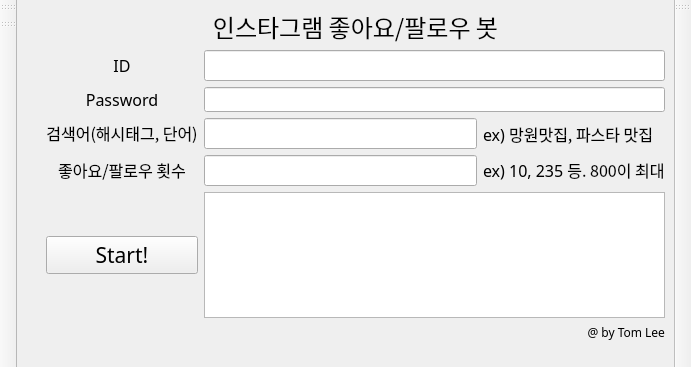
Above: InstagramCrawller_standard/driver/main_window_standard.ui from TomLee9903/TomLee9903 before the change. Below: the same form after it.
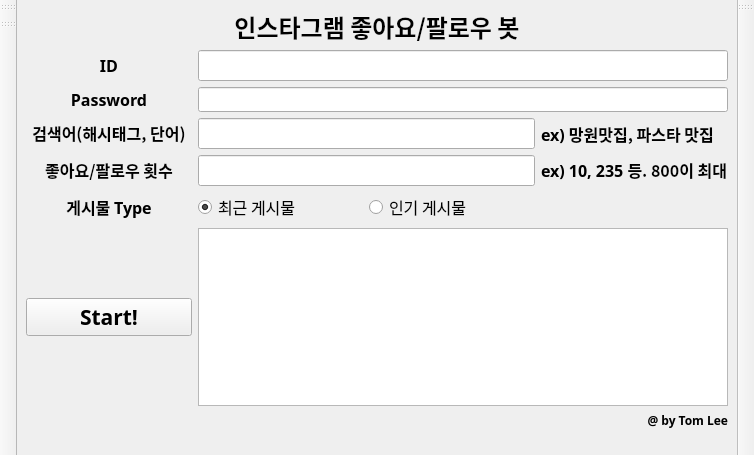
That is the form after the change. Icons and pictures are not drawn.

Commit message: [Instagram] Instagram 게시물 type radio 버튼 추가

Diff of the .ui file:
```diff
--- a/InstagramCrawller_standard/driver/main_window_standard.ui
+++ b/InstagramCrawller_standard/driver/main_window_standard.ui
@@ -6,8 +6,8 @@
    <rect>
     <x>0</x>
     <y>0</y>
-    <width>691</width>
-    <height>367</height>
+    <width>754</width>
+    <height>455</height>
    </rect>
   </property>
   <property name="font">
@@ -28,8 +28,13 @@
    <layout class="QGridLayout" name="gridLayout_3">
     <item row="0" column="0">
      <layout class="QGridLayout" name="gridLayout_2">
-      <item row="3" column="1">
+      <item row="2" column="0">
        <spacer name="horizontalSpacer">
+        <property name="font">
+         <font>
+          <family>맑은 고딕</family>
+         </font>
+        </property>
         <property name="orientation">
          <enum>Qt::Horizontal</enum>
         </property>
@@ -41,44 +46,16 @@
         </property>
        </spacer>
       </item>
-      <item row="2" column="1">
-       <widget class="QLabel" name="label_5">
-        <property name="font">
-         <font>
-          <family>휴먼옛체</family>
-          <pointsize>9</pointsize>
-          <weight>50</weight>
-          <bold>false</bold>
-         </font>
-        </property>
-        <property name="text">
-         <string>&lt;html&gt;&lt;head/&gt;&lt;body&gt;&lt;p align=&quot;right&quot;&gt;@ by Tom Lee&lt;/p&gt;&lt;/body&gt;&lt;/html&gt;</string>
-        </property>
-       </widget>
-      </item>
       <item row="0" column="0">
-       <spacer name="verticalSpacer">
-        <property name="orientation">
-         <enum>Qt::Vertical</enum>
-        </property>
-        <property name="sizeHint" stdset="0">
-         <size>
-          <width>20</width>
-          <height>40</height>
-         </size>
-        </property>
-       </spacer>
-      </item>
-      <item row="1" column="1">
        <layout class="QGridLayout" name="gridLayout">
         <item row="2" column="0">
          <widget class="QLabel" name="pw_label">
           <property name="font">
            <font>
-            <family>휴먼옛체</family>
+            <family>맑은 고딕</family>
             <pointsize>12</pointsize>
-            <weight>50</weight>
-            <bold>false</bold>
+            <weight>75</weight>
+            <bold>true</bold>
            </font>
           </property>
           <property name="text">
@@ -90,10 +67,10 @@
          <widget class="QLabel" name="label_2">
           <property name="font">
            <font>
-            <family>휴먼옛체</family>
+            <family>맑은 고딕</family>
             <pointsize>18</pointsize>
-            <weight>50</weight>
-            <bold>false</bold>
+            <weight>75</weight>
+            <bold>true</bold>
            </font>
           </property>
           <property name="text">
@@ -105,10 +82,10 @@
          <widget class="QLabel" name="search_label">
           <property name="font">
            <font>
-            <family>휴먼옛체</family>
+            <family>맑은 고딕</family>
             <pointsize>12</pointsize>
-            <weight>50</weight>
-            <bold>false</bold>
+            <weight>75</weight>
+            <bold>true</bold>
            </font>
           </property>
           <property name="text">
@@ -120,10 +97,10 @@
          <widget class="QLabel" name="cycle_label">
           <property name="font">
            <font>
-            <family>휴먼옛체</family>
+            <family>맑은 고딕</family>
             <pointsize>12</pointsize>
-            <weight>50</weight>
-            <bold>false</bold>
+            <weight>75</weight>
+            <bold>true</bold>
            </font>
           </property>
           <property name="text">
@@ -135,7 +112,7 @@
          <widget class="QLineEdit" name="input_id">
           <property name="font">
            <font>
-            <family>휴먼옛체</family>
+            <family>맑은 고딕</family>
             <pointsize>12</pointsize>
             <weight>50</weight>
             <bold>false</bold>
@@ -147,10 +124,10 @@
          <widget class="QLabel" name="label_3">
           <property name="font">
            <font>
-            <family>휴먼옛체</family>
+            <family>맑은 고딕</family>
             <pointsize>12</pointsize>
-            <weight>50</weight>
-            <bold>false</bold>
+            <weight>75</weight>
+            <bold>true</bold>
            </font>
           </property>
           <property name="text">
@@ -162,7 +139,7 @@
          <widget class="QLineEdit" name="input_cnt">
           <property name="font">
            <font>
-            <family>휴먼옛체</family>
+            <family>맑은 고딕</family>
             <pointsize>12</pointsize>
             <weight>50</weight>
             <bold>false</bold>
@@ -180,10 +157,10 @@
          <widget class="QLabel" name="label">
           <property name="font">
            <font>
-            <family>휴먼옛체</family>
+            <family>맑은 고딕</family>
             <pointsize>12</pointsize>
-            <weight>50</weight>
-            <bold>false</bold>
+            <weight>75</weight>
+            <bold>true</bold>
            </font>
           </property>
           <property name="text">
@@ -195,10 +172,10 @@
          <widget class="QPushButton" name="start_btn">
           <property name="font">
            <font>
-            <family>휴먼옛체</family>
+            <family>맑은 고딕</family>
             <pointsize>16</pointsize>
-            <weight>50</weight>
-            <bold>false</bold>
+            <weight>75</weight>
+            <bold>true</bold>
            </font>
           </property>
           <property name="text">
@@ -210,10 +187,10 @@
          <widget class="QLabel" name="id_label">
           <property name="font">
            <font>
-            <family>휴먼옛체</family>
+            <family>맑은 고딕</family>
             <pointsize>12</pointsize>
-            <weight>50</weight>
-            <bold>false</bold>
+            <weight>75</weight>
+            <bold>true</bold>
            </font>
           </property>
           <property name="text">
@@ -225,7 +202,7 @@
          <widget class="QLineEdit" name="input_pw">
           <property name="font">
            <font>
-            <family>휴먼옛체</family>
+            <family>맑은 고딕</family>
             <pointsize>9</pointsize>
             <weight>50</weight>
             <bold>false</bold>
@@ -243,7 +220,7 @@
          <widget class="QLineEdit" name="input_search">
           <property name="font">
            <font>
-            <family>휴먼옛체</family>
+            <family>맑은 고딕</family>
             <pointsize>12</pointsize>
             <weight>50</weight>
             <bold>false</bold>
@@ -261,14 +238,62 @@
          <widget class="QTextBrowser" name="textBrowser">
           <property name="font">
            <font>
-            <family>휴먼옛체</family>
-            <pointsize>9</pointsize>
+            <family>맑은 고딕</family>
+            <pointsize>11</pointsize>
+            <weight>75</weight>
+            <bold>true</bold>
            </font>
           </property>
          </widget>
         </item>
+        <item row="5" column="0">
+         <widget class="QLabel" name="label_4">
+          <property name="font">
+           <font>
+            <family>맑은 고딕</family>
+            <weight>75</weight>
+            <bold>true</bold>
+           </font>
+          </property>
+          <property name="text">
+           <string>&lt;html&gt;&lt;head/&gt;&lt;body&gt;&lt;p align=&quot;center&quot;&gt;게시물 Type&lt;/p&gt;&lt;/body&gt;&lt;/html&gt;</string>
+          </property>
+         </widget>
+        </item>
+        <item row="5" column="1">
+         <widget class="QRadioButton" name="recent_radio">
+          <property name="text">
+           <string>최근 게시물</string>
+          </property>
+          <property name="checked">
+           <bool>true</bool>
+          </property>
+         </widget>
+        </item>
+        <item row="5" column="2">
+         <widget class="QRadioButton" name="popular_radio">
+          <property name="text">
+           <string>인기 게시물</string>
+          </property>
+         </widget>
+        </item>
        </layout>
       </item>
+      <item row="1" column="0">
+       <widget class="QLabel" name="label_5">
+        <property name="font">
+         <font>
+          <family>맑은 고딕</family>
+          <pointsize>9</pointsize>
+          <weight>75</weight>
+          <bold>true</bold>
+         </font>
+        </property>
+        <property name="text">
+         <string>&lt;html&gt;&lt;head/&gt;&lt;body&gt;&lt;p align=&quot;right&quot;&gt;@ by Tom Lee&lt;/p&gt;&lt;/body&gt;&lt;/html&gt;</string>
+        </property>
+       </widget>
+      </item>
      </layout>
     </item>
    </layout>
```
The commit also changes 10 other files.
